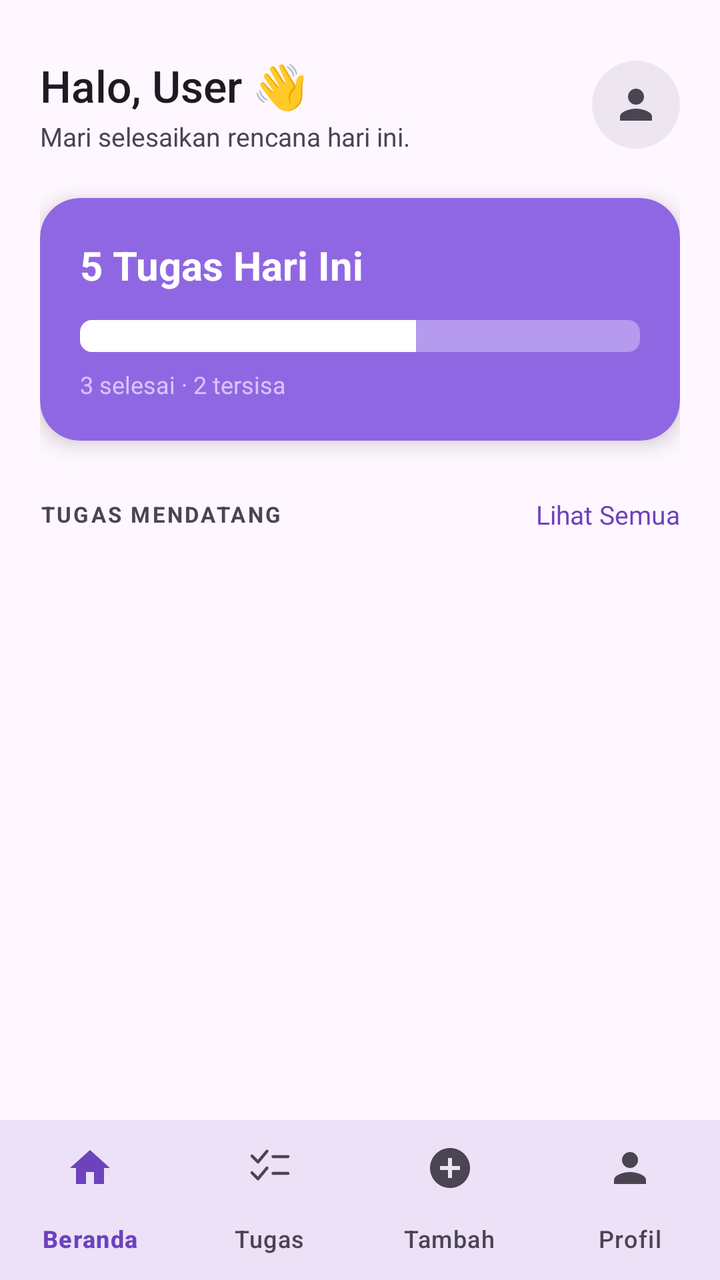
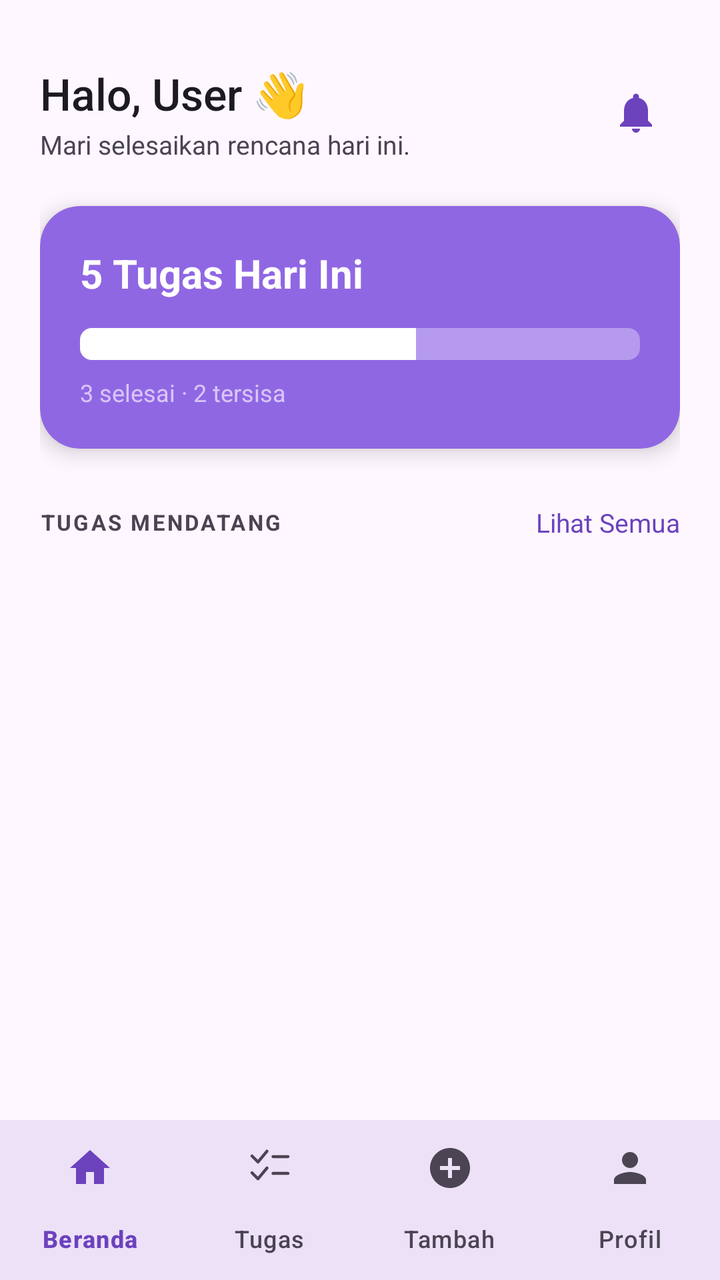

Screens rendered from an Android XML layout before and after an edit, with the pre-edit source and the edit as a unified diff.
<!-- AndroidManifest.xml: application theme Theme.ToDoList -->
<!-- res/layout/activity_main.xml -->
<?xml version="1.0" encoding="utf-8"?>
<androidx.coordinatorlayout.widget.CoordinatorLayout
    xmlns:android="http://schemas.android.com/apk/res/android"
    xmlns:app="http://schemas.android.com/apk/res-auto"
    android:layout_width="match_parent"
    android:layout_height="match_parent"
    android:background="@color/background">

    
    <androidx.core.widget.NestedScrollView
        android:layout_width="match_parent"
        android:layout_height="match_parent"
        android:paddingBottom="72dp"
        android:clipToPadding="false">

        <LinearLayout
            android:layout_width="match_parent"
            android:layout_height="wrap_content"
            android:orientation="vertical"
            android:paddingHorizontal="20dp"
            android:paddingTop="28dp"
            android:paddingBottom="8dp">

            
            <LinearLayout
                android:layout_width="match_parent"
                android:layout_height="wrap_content"
                android:orientation="horizontal"
                android:gravity="center_vertical">

                <LinearLayout
                    android:layout_width="0dp"
                    android:layout_height="wrap_content"
                    android:layout_weight="1"
                    android:orientation="vertical">

                    <TextView
                        android:id="@+id/tvGreeting"
                        android:layout_width="wrap_content"
                        android:layout_height="wrap_content"
                        android:text="Halo, User 👋"
                        android:textSize="22sp"
                        android:textColor="@color/on_surface"
                        android:fontFamily="sans-serif-medium" />

                    <TextView
                        android:layout_width="wrap_content"
                        android:layout_height="wrap_content"
                        android:layout_marginTop="2dp"
                        android:text="Mari selesaikan rencana hari ini."
                        android:textSize="13sp"
                        android:textColor="@color/on_surface_variant" />
                </LinearLayout>

                
                <androidx.cardview.widget.CardView
                    android:id="@+id/cvAvatar"
                    android:layout_width="44dp"
                    android:layout_height="44dp"
                    app:cardCornerRadius="22dp"
                    app:cardBackgroundColor="@color/surface_container_high"
                    app:cardElevation="0dp">

                    <ImageView
                        android:layout_width="match_parent"
                        android:layout_height="match_parent"
                        android:src="@drawable/ic_person"
                        android:padding="10dp"
                        android:contentDescription="Avatar"
                        app:tint="@color/on_surface_variant" />
                </androidx.cardview.widget.CardView>
            </LinearLayout>

            
            <androidx.cardview.widget.CardView
                android:layout_width="match_parent"
                android:layout_height="wrap_content"
                android:layout_marginTop="22dp"
                app:cardBackgroundColor="@color/brand_purple"
                app:cardCornerRadius="20dp"
                app:cardElevation="6dp">

                <LinearLayout
                    android:layout_width="match_parent"
                    android:layout_height="wrap_content"
                    android:orientation="vertical"
                    android:padding="20dp">

                    <TextView
                        android:id="@+id/tvTaskCount"
                        android:layout_width="wrap_content"
                        android:layout_height="wrap_content"
                        android:text="5 Tugas Hari Ini"
                        android:textSize="20sp"
                        android:textColor="#FFFFFF"
                        android:textStyle="bold" />

                    
                    <ProgressBar
                        android:id="@+id/progressTasks"
                        style="?android:attr/progressBarStyleHorizontal"
                        android:layout_width="match_parent"
                        android:layout_height="wrap_content"
                        android:layout_marginTop="14dp"
                        android:max="100"
                        android:progress="60"
                        android:progressDrawable="@drawable/bg_progress_bar" />

                    <TextView
                        android:id="@+id/tvTaskProgress"
                        android:layout_width="wrap_content"
                        android:layout_height="wrap_content"
                        android:layout_marginTop="8dp"
                        android:text="3 selesai · 2 tersisa"
                        android:textSize="12sp"
                        android:textColor="#CCEADDFF" />
                </LinearLayout>
            </androidx.cardview.widget.CardView>

            
            <LinearLayout
                android:layout_width="match_parent"
                android:layout_height="wrap_content"
                android:layout_marginTop="28dp"
                android:orientation="horizontal"
                android:gravity="center_vertical">

                <TextView
                    android:layout_width="0dp"
                    android:layout_height="wrap_content"
                    android:layout_weight="1"
                    android:text="TUGAS MENDATANG"
                    android:textSize="11sp"
                    android:textColor="@color/on_surface_variant"
                    android:textStyle="bold"
                    android:letterSpacing="0.1" />

                <TextView
                    android:id="@+id/tvSeeAll"
                    android:layout_width="wrap_content"
                    android:layout_height="wrap_content"
                    android:text="Lihat Semua"
                    android:textSize="13sp"
                    android:textColor="@color/primary"
                    android:clickable="true"
                    android:focusable="true" />
            </LinearLayout>

            
            <androidx.recyclerview.widget.RecyclerView
                android:id="@+id/rvTasks"
                android:layout_width="match_parent"
                android:layout_height="wrap_content"
                android:layout_marginTop="12dp"
                android:nestedScrollingEnabled="false"
                android:clipToPadding="false" />

        </LinearLayout>
    </androidx.core.widget.NestedScrollView>

    
    <com.google.android.material.floatingactionbutton.FloatingActionButton
        android:id="@+id/fabAdd"
        android:layout_width="wrap_content"
        android:layout_height="wrap_content"
        android:layout_gravity="bottom|end"
        android:layout_margin="16dp"
        android:layout_marginBottom="72dp"
        android:src="@drawable/ic_add"
        android:contentDescription="Tambah Tugas"
        app:backgroundTint="@color/brand_purple"
        app:tint="@color/white"
        app:fabSize="normal"
        app:elevation="8dp" />

    
    <com.google.android.material.bottomnavigation.BottomNavigationView
        android:id="@+id/bottomNav"
        android:layout_width="match_parent"
        android:layout_height="wrap_content"
        android:layout_gravity="bottom"
        android:background="@color/surface"
        app:menu="@menu/menu_bottom_nav"
        app:itemIconTint="@color/selector_bottom_nav"
        app:itemTextColor="@color/selector_bottom_nav"
        app:labelVisibilityMode="labeled"
        app:elevation="8dp" />

</androidx.coordinatorlayout.widget.CoordinatorLayout>
<!-- resources referenced by this layout -->
<resources>
  <color name="background">#FEF7FF</color>
  <color name="brand_purple">#9067E3</color>
  <color name="on_surface">#1D1A22</color>
  <color name="on_surface_variant">#4A4453</color>
  <color name="primary">#6C42BD</color>
  <color name="surface">#FEF7FF</color>
  <color name="surface_container_high">#EDE6F1</color>
  <color name="white">#FFFFFFFF</color>
  <!-- drawable bg_progress_bar (drawable) -->
  <?xml version="1.0" encoding="utf-8"?>
  <layer-list xmlns:android="http://schemas.android.com/apk/res/android">
  
      
      <item android:id="@android:id/background">
          <shape android:shape="rectangle">
              <corners android:radius="6dp" />
              <solid android:color="#55FFFFFF" />
              <size android:height="8dp" />
          </shape>
      </item>
  
      
      <item android:id="@android:id/progress">
          <clip android:clipOrientation="horizontal" android:gravity="start">
              <shape android:shape="rectangle">
                  <corners android:radius="6dp" />
                  <solid android:color="#FFFFFF" />
                  <size android:height="8dp" />
              </shape>
          </clip>
      </item>
  
  </layer-list>
  <!-- drawable ic_add (drawable) -->
  <?xml version="1.0" encoding="utf-8"?>
  <vector xmlns:android="http://schemas.android.com/apk/res/android"
      android:width="24dp"
      android:height="24dp"
      android:viewportWidth="24"
      android:viewportHeight="24">
      <path
          android:fillColor="#FF000000"
          android:pathData="M19,13H13V19H11V13H5V11H11V5H13V11H19V13Z" />
  </vector>
  <!-- drawable ic_person (drawable) -->
  <?xml version="1.0" encoding="utf-8"?>
  <vector xmlns:android="http://schemas.android.com/apk/res/android"
      android:width="24dp"
      android:height="24dp"
      android:viewportWidth="24"
      android:viewportHeight="24">
      <path
          android:fillColor="#FF000000"
          android:pathData="M12,12C14.21,12 16,10.21 16,8C16,5.79 14.21,4 12,4C9.79,4 8,5.79 8,8C8,10.21 9.79,12 12,12ZM12,14C9.33,14 4,15.34 4,18V20H20V18C20,15.34 14.67,14 12,14Z" />
  </vector>
  <style name="Theme.ToDoList" parent="Base.Theme.ToDoList" />
  <color name="on_primary">#FFFFFF</color>
  <color name="primary_container">#855CD7</color>
  <color name="on_primary_container">#FFFBFF</color>
  <color name="secondary">#4648D4</color>
  <color name="on_secondary">#FFFFFF</color>
  <color name="secondary_container">#6063EE</color>
  <color name="on_secondary_container">#FFFBFF</color>
  <color name="tertiary">#6448B3</color>
  <color name="on_tertiary">#FFFFFF</color>
  <color name="tertiary_container">#7E62CE</color>
  <color name="on_tertiary_container">#FFFBFF</color>
  <color name="error">#BA1A1A</color>
  <color name="on_error">#FFFFFF</color>
  <color name="error_container">#FFDAD6</color>
  <color name="on_error_container">#93000A</color>
  <color name="surface_variant">#E7E0EB</color>
  <color name="outline">#7B7484</color>
  <color name="outline_variant">#CCC3D5</color>
  <!-- unchanged entries left out for length: 1 -->
</resources>

<!-- the commit's change to res/layout/activity_main.xml (unified diff, before → after) -->
@@ -18,7 +18,7 @@
             android:layout_height="wrap_content"
             android:orientation="vertical"
             android:paddingHorizontal="20dp"
-            android:paddingTop="28dp"
+            android:paddingTop="32dp"
             android:paddingBottom="8dp">
 
             
@@ -54,20 +54,19 @@
 
                 
                 <androidx.cardview.widget.CardView
-                    android:id="@+id/cvAvatar"
+                    android:id="@+id/cvNotif"
                     android:layout_width="44dp"
                     android:layout_height="44dp"
                     app:cardCornerRadius="22dp"
-                    app:cardBackgroundColor="@color/surface_container_high"
+                    app:cardBackgroundColor="@color/background"
                     app:cardElevation="0dp">
 
                     <ImageView
                         android:layout_width="match_parent"
                         android:layout_height="match_parent"
-                        android:src="@drawable/ic_person"
+                        android:src="@drawable/ic_notif_bell"
                         android:padding="10dp"
-                        android:contentDescription="Avatar"
-                        app:tint="@color/on_surface_variant" />
+                        android:contentDescription="Notif" />
                 </androidx.cardview.widget.CardView>
             </LinearLayout>
 
<!-- resource entries referenced after the edit -->
@@ -6,7 +6,6 @@
   <color name="on_surface_variant">#4A4453</color>
   <color name="primary">#6C42BD</color>
   <color name="surface">#FEF7FF</color>
-  <color name="surface_container_high">#EDE6F1</color>
   <color name="white">#FFFFFFFF</color>
   <!-- drawable bg_progress_bar (drawable) -->
   <?xml version="1.0" encoding="utf-8"?>
@@ -44,7 +43,7 @@
           android:fillColor="#FF000000"
           android:pathData="M19,13H13V19H11V13H5V11H11V5H13V11H19V13Z" />
   </vector>
-  <!-- drawable ic_person (drawable) -->
+  <!-- drawable ic_notif_bell (drawable) -->
   <?xml version="1.0" encoding="utf-8"?>
   <vector xmlns:android="http://schemas.android.com/apk/res/android"
       android:width="24dp"
@@ -52,8 +51,8 @@
       android:viewportWidth="24"
       android:viewportHeight="24">
       <path
-          android:fillColor="#FF000000"
-          android:pathData="M12,12C14.21,12 16,10.21 16,8C16,5.79 14.21,4 12,4C9.79,4 8,5.79 8,8C8,10.21 9.79,12 12,12ZM12,14C9.33,14 4,15.34 4,18V20H20V18C20,15.34 14.67,14 12,14Z" />
+          android:fillColor="#6C42BD"
+          android:pathData="M12,22c1.1,0 2,-0.9 2,-2h-4c0,1.1 0.9,2 2,2zM18,16v-5c0,-3.07 -1.64,-5.64 -4.5,-6.32V4c0,-0.83 -0.67,-1.5 -1.5,-1.5s-1.5,0.67 -1.5,1.5v0.68C7.63,5.36 6,7.92 6,11v5l-2,2v1h16v-1l-2,-2z"/>
   </vector>
   <style name="Theme.ToDoList" parent="Base.Theme.ToDoList" />
   <color name="on_primary">#FFFFFF</color>
